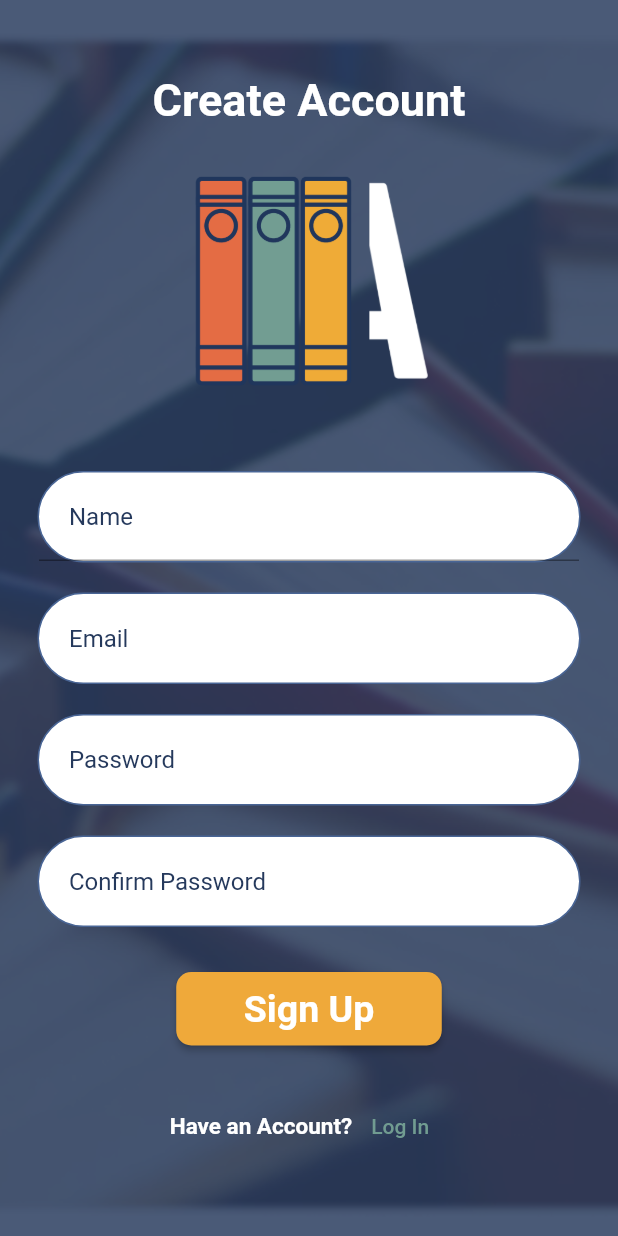
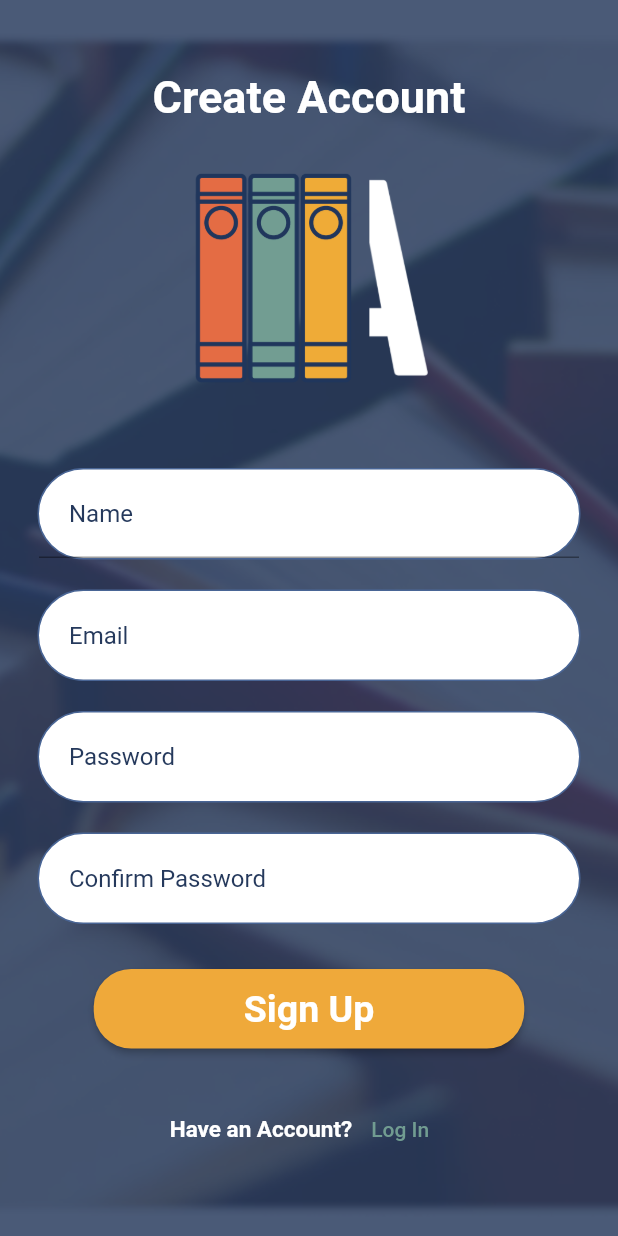
Before and after one commit to AaeroSpace/loginui, a Flutter app: the screen it shows after launch, after a tap on "Sign Up", on a phone screen of 412 x 824 dp. Run offline on Flutter 3.47's test engine with Material 2 defaults, Android fonts, the phone set to English and light mode, and no system bars.

Commit message:
Add files via upload

```diff
--- a/lib/ForgotPassword1.dart
+++ b/lib/ForgotPassword1.dart
@@ -75,15 +75,15 @@ class _ForgotPassword1State extends State<ForgotPassword1> {
                 height: 20,
               ),
               Padding(
-                padding: const EdgeInsets.symmetric(horizontal: 25.0),
+                padding: const EdgeInsets.symmetric(horizontal: 10.0),
                 child: Center(
                   child: ElevatedButton(
                     style: ElevatedButton.styleFrom(
                       shape: RoundedRectangleBorder(
-                          borderRadius: BorderRadius.circular(10)
+                          borderRadius: BorderRadius.circular(25)
                       ),
                       backgroundColor: Color(0xFFEFA93A),
-                      padding: EdgeInsets.symmetric(horizontal: 45, vertical: 10),
+                      padding: EdgeInsets.symmetric(horizontal: 100, vertical: 12),
                     ),
                     child: Text(
                       'Continue',
--- a/lib/ForgotPassword2.dart
+++ b/lib/ForgotPassword2.dart
@@ -115,15 +115,15 @@ class _ForgotPassword2State extends State<ForgotPassword2> {
                 height: 40,
               ),
               Padding(
-                padding: const EdgeInsets.symmetric(horizontal: 25.0),
+                padding: const EdgeInsets.symmetric(horizontal: 10.0),
                 child: Center(
                   child: ElevatedButton(
                     style: ElevatedButton.styleFrom(
                       shape: RoundedRectangleBorder(
-                          borderRadius: BorderRadius.circular(10)
+                          borderRadius: BorderRadius.circular(25)
                       ),
                       backgroundColor: Color(0xFFEFA93A),
-                      padding: EdgeInsets.symmetric(horizontal: 45, vertical: 10),
+                      padding: EdgeInsets.symmetric(horizontal: 100, vertical: 12),
                     ),
                     child: Text(
                       'Continue',
--- a/lib/SignUp.dart
+++ b/lib/SignUp.dart
@@ -13,6 +13,8 @@ class SignUp extends StatefulWidget {
 }
 
 class _SignUpState extends State<SignUp> {
+  TextEditingController controller1 = new TextEditingController();
+  TextEditingController controller2 = new TextEditingController();
   @override
   Widget build(BuildContext context) {
     return Container(
@@ -106,6 +108,7 @@ class _SignUpState extends State<SignUp> {
                     borderRadius: BorderRadius.circular(40),
                   ),
                   child: TextField(
+                    controller: controller1,
                     obscureText: true,
                     decoration: InputDecoration(
                       border: InputBorder.none,
@@ -132,6 +135,8 @@ class _SignUpState extends State<SignUp> {
                     borderRadius: BorderRadius.circular(40),
                   ),
                   child: TextField(
+                    controller: controller2,
+                    obscureText: true,
                     decoration: InputDecoration(
                       border: InputBorder.none,
                       hintText: 'Confirm Password',
@@ -148,15 +153,15 @@ class _SignUpState extends State<SignUp> {
                 height: 30,
               ),
               Padding(
-                padding: const EdgeInsets.symmetric(horizontal: 25.0),
+                padding: const EdgeInsets.symmetric(horizontal: 10.0),
                 child: Center(
                   child: ElevatedButton(
                     style: ElevatedButton.styleFrom(
                       shape: RoundedRectangleBorder(
-                          borderRadius: BorderRadius.circular(10)
+                          borderRadius: BorderRadius.circular(25)
                       ),
                       backgroundColor: Color(0xFFEFA93A),
-                      padding: EdgeInsets.symmetric(horizontal: 45, vertical: 10),
+                      padding: EdgeInsets.symmetric(horizontal: 100, vertical: 12),
                     ),
                     child: Text(
                       'Sign Up',
@@ -167,12 +172,26 @@ class _SignUpState extends State<SignUp> {
                       ),
                     ),
                       onPressed: () {
+                        if(controller1.text == controller2.text) {
                           Navigator.push(
                             context,
                             MaterialPageRoute(
                                 builder: (context) => const Scheduler()),
                           );
-                    },
+                        }else {
+                          showDialog(
+                            context: context,
+                            builder: (context) => AlertDialog(
+                              insetPadding: EdgeInsets.all(20.0),
+                              shape: RoundedRectangleBorder(
+                                  borderRadius:
+                                  BorderRadius.all(Radius.circular(10.0))
+                              ),
+                              title: Text('Passwords do not match'),
+                            ),
+                          ); //Show Dialog
+                        } //else
+                      }
                   ),
                 ),
               ),
--- a/lib/Signup_Login.dart
+++ b/lib/Signup_Login.dart
@@ -36,8 +36,8 @@ class _SignupLoginState extends State<SignupLogin> {
                 blendMode: BlendMode.dstIn,
                 child: Image.asset(
                   'images/Books.png',
-                  height: 500,
-                  width: 500,
+                  height: 550,
+                  width: 600,
                   fit: BoxFit.contain,
                 ),
               ),
@@ -67,22 +67,22 @@ class _SignupLoginState extends State<SignupLogin> {
                 height: 10,
               ),
               Padding(
-                padding: const EdgeInsets.symmetric(horizontal: 100.0),
+                padding: const EdgeInsets.symmetric(horizontal: 10.0),
                 child: Center(
                   child: ElevatedButton(
                     style: ElevatedButton.styleFrom(
                       backgroundColor: Color(0xFFEFA93A),
                       shape: RoundedRectangleBorder(
-                          borderRadius: BorderRadius.circular(10)
+                          borderRadius: BorderRadius.circular(25)
                       ),
-                      padding: EdgeInsets.symmetric(horizontal: 55, vertical: 10),
+                      padding: EdgeInsets.symmetric(horizontal: 100, vertical: 12),
                     ),
                     child: Text(
                       'Sign Up',
                       style: TextStyle(
                         color: Colors.white,
                         fontWeight: FontWeight.bold,
-                        fontSize: 23,
+                        fontSize: 25,
                       ),
                     ),
                     onPressed: () {
@@ -99,22 +99,22 @@ class _SignupLoginState extends State<SignupLogin> {
                 height: 15,
               ),
               Padding(
-                padding: const EdgeInsets.symmetric(horizontal: 100.0),
+                padding: const EdgeInsets.symmetric(horizontal: 10.0),
                 child: Center(
                   child: ElevatedButton(
                     style: ElevatedButton.styleFrom(
                       shape: RoundedRectangleBorder(
-                          borderRadius: BorderRadius.circular(10)
+                          borderRadius: BorderRadius.circular(25)
                       ),
                       backgroundColor: Color(0xFFFFFFFF),
-                      padding: EdgeInsets.symmetric(horizontal: 60, vertical: 10),
+                      padding: EdgeInsets.symmetric(horizontal: 100, vertical: 12),
                     ),
                     child: Text(
-                      'Log In',
+                      '  Log In ',
                       style: TextStyle(
                         color: Color.fromRGBO(37, 57, 92, 1.0),
                         fontWeight: FontWeight.bold,
-                        fontSize: 24,
+                        fontSize: 25,
                       ),
                     ),
                     onPressed: () {
--- a/lib/login_page.dart
+++ b/lib/login_page.dart
@@ -106,15 +106,15 @@ class _LoginPageState extends State<LoginPage> {
                 height: 20,
               ),
               Padding(
-                padding: const EdgeInsets.symmetric(horizontal: 25.0),
+                padding: const EdgeInsets.symmetric(horizontal: 10.0),
                 child: Center(
                   child: ElevatedButton(
                     style: ElevatedButton.styleFrom(
                       shape: RoundedRectangleBorder(
-                          borderRadius: BorderRadius.circular(10)
+                          borderRadius: BorderRadius.circular(25)
                       ),
                       backgroundColor: Color(0xFFEFA93A),
-                      padding: EdgeInsets.symmetric(horizontal: 45, vertical: 10),
+                      padding: EdgeInsets.symmetric(horizontal: 100, vertical: 12),
                     ),
                     child: Text(
                       'Log In',
```
Lines whose indentation alone changed are shown as unchanged.
